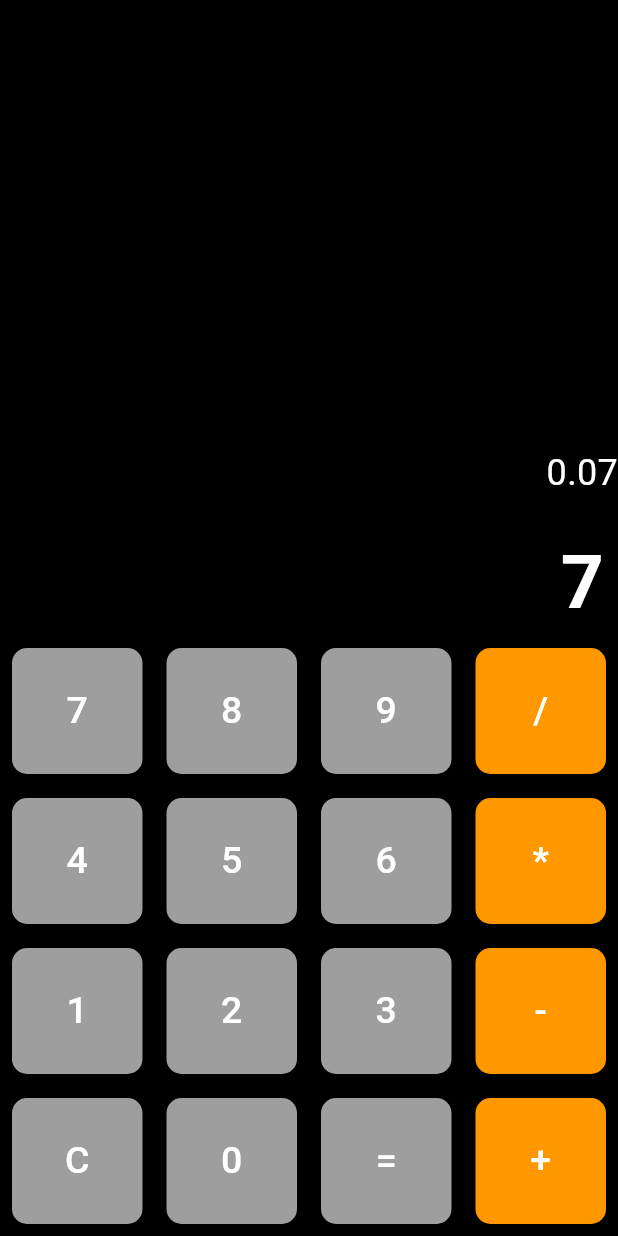
After one commit to muhitabdullah579-droid/AndroidStudio-muhit-from-hamza-pc, a Flutter app: the screen it shows after launch, after a tap on an icon or button, on a phone screen of 412 x 824 dp. The commit adds this screen. Run offline on Flutter 3.47's test engine with Material 3 defaults, Android fonts, the phone set to English and light mode, and no system bars; our stand-ins replace flutter_screenutil; network calls fail.

Commit message:
just change in project

```diff
--- a/lib/Module 12/Travel_View/travelhomescreen2.dart
+++ b/lib/Module 12/Travel_View/travelhomescreen2.dart
@@ -87,20 +87,20 @@ class TravelHomeScreen2 extends StatelessWidget {
 
             SizedBox(height: 10),
             packageCard(
-              "assets/OIP (1).webp",
+              "assets/GettyImages-559699279-58f4f3cb5f9b582c4dfb1b29.jpg",
               "Romantic Paris Trip",
               799,
             ),
 
             SizedBox(height: 20),
             packageCard(
-              "assets/OIP (1).webp",
+              "assets/R.gif",
               "Romantic Maldives Trip",
               799,
             ),
             SizedBox(height: 20),
             packageCard(
-              "assets/OIP (1).webp",
+              "assets/OIP (3).webp",
               "Romantic Dubai Trip",
               799,
             ),
--- a/lib/Module 12/navigation.dart
+++ b/lib/Module 12/navigation.dart
@@ -5,6 +5,7 @@ import '../Module 11/gridview_and_navigation.dart';
 import '../Module 11/list.dart';
 import '../Module 11/stack_and_navigation.dart';
 import 'Travel_View/TravelHomeScreen.dart';
+import 'Travel_View/travelhomescreen2.dart';
 
 class BottomNev extends StatefulWidget {
   const BottomNev({super.key});
@@ -16,7 +17,7 @@ class BottomNev extends StatefulWidget {
 class _BottomNevState extends State<BottomNev> {
   int _selectedIndex = 0;
   List pages = [
-    TravelHomeScreen(),
+    TravelHomeScreen2(),
     Gridview(),
     ClassList(),
     Account(),
--- /dev/null
+++ b/lib/Module 15/BuildWidget/buildbutton.dart
@@ -0,0 +1,39 @@
+import 'package:flutter/material.dart';
+class BuildButton extends StatelessWidget {
+  String text;
+  Color ? color;
+  final VoidCallback onClick;
+
+  BuildButton({
+    super.key,
+    required this.text,
+    this.color,
+    required this.onClick
+  });
+
+  @override
+  Widget build(BuildContext context) {
+    return Expanded(
+      child: Padding(
+        padding: const EdgeInsets.all(8.0),
+        child: ElevatedButton(
+            style: ElevatedButton.styleFrom(
+                padding: EdgeInsets.all(24),
+                shape: RoundedRectangleBorder(
+                    borderRadius: BorderRadius.circular(10)
+                ),
+                backgroundColor: color ?? Colors.grey
+            ),
+
+            onPressed: onClick,
+            child: Text(text,
+              style: TextStyle(
+                  fontSize:25,
+                  color:Colors.white
+              ),
+            )
+        ),
+      ),
+    );
+  }
+}
--- /dev/null
+++ b/lib/Module 15/calcualtor.dart
@@ -0,0 +1,156 @@
+import 'package:flutter/material.dart';
+
+import 'BuildWidget/buildbutton.dart';
+
+class Calculator extends StatefulWidget {
+  const Calculator({super.key});
+
+  @override
+  State<Calculator> createState() => _CalculatorState();
+}
+
+class _CalculatorState extends State<Calculator> {
+  double num1 = 0;
+  double num2 = 0;
+  String _input = "0";
+  String _output = "0";
+  String _oprt = "";
+
+  void buttonFunc(String value) {
+    setState(() {
+      // CLEAR
+      if (value == 'C') {
+        _input = '';
+        _output = '0';
+        num1 = 0;
+        num2 = 0;
+        _oprt = '';
+        return;
+      }
+
+      // OPERATOR
+      if (['+', '-', '*', '/'].contains(value)) {
+        if (_input.isEmpty) return;
+
+        num1 = double.parse(_input);
+        _oprt = value;
+        _input = '';
+        _output = num1.toString();
+        return;
+      }
+
+      // EQUAL
+      if (value == '=') {
+        if (_input.isEmpty || _oprt.isEmpty) return;
+
+        num2 = double.parse(_input);
+
+        if (_oprt == '+') {
+          _output = (num1 + num2).toString();
+        } else if (_oprt == '-') {
+          _output = (num1 - num2).toString();
+        } else if (_oprt == '*') {
+          _output = (num1 * num2).toString();
+        } else if (_oprt == '/') {
+          _output =
+          num2 == 0 ? 'Cannot divide by 0' : (num1 / num2).toString();
+        }
+
+        _input = '';
+        _oprt = '';
+        return;
+      }
+
+      // NUMBER
+      if (_input.isEmpty || _input == '0') {
+        _input = value;
+      } else {
+        _input += value;
+      }
+
+      _output = _input;
+    });
+  }
+
+  @override
+  Widget build(BuildContext context) {
+    return Scaffold(
+      backgroundColor: Colors.black,
+      body: Column(
+        children: [
+          Expanded(
+            child: Container(
+              alignment: Alignment.bottomRight,
+              child: Column(
+                mainAxisAlignment: MainAxisAlignment.end,
+                children: [
+                  Text(
+                    '$num1$_oprt$_input',
+                    style: TextStyle(color: Colors.white, fontSize: 24),
+                  ),
+                  SizedBox(height: 20),
+                  Text(
+                    _output,
+                    style: TextStyle(
+                      fontSize: 50,
+                      fontWeight: FontWeight.bold,
+                      color: Colors.white,
+                    ),
+                  ),
+                ],
+              ),
+            ),
+          ),
+          Row(
+            children: [
+              BuildButton(text: '7', onClick: ()=>buttonFunc('7')),
+              BuildButton(text: '8', onClick: ()=>buttonFunc('8')),
+              BuildButton(text: '9', onClick: ()=>buttonFunc('9')),
+              BuildButton(
+                text: '/',
+                color: Colors.orange,
+                onClick: ()=>buttonFunc('/'),
+              ),
+            ],
+          ),
+          Row(
+            children: [
+              BuildButton(text: '4', onClick: ()=>buttonFunc('4')),
+              BuildButton(text: '5', onClick: ()=>buttonFunc('5')),
+              BuildButton(text: '6', onClick: ()=>buttonFunc('6')),
+              BuildButton(
+                text: '*',
+                color: Colors.orange,
+                onClick: ()=>buttonFunc('*'),
+              ),
+            ],
+          ),
+          Row(
+            children: [
+              BuildButton(text: '1', onClick: ()=>buttonFunc('1')),
+              BuildButton(text: '2', onClick: ()=>buttonFunc('2')),
+              BuildButton(text: '3', onClick: ()=>buttonFunc('3')),
+              BuildButton(
+                text: '-',
+                color: Colors.orange,
+                onClick: ()=>buttonFunc('-'),
+              ),
+            ],
+          ),
+          Row(
+            children: [
+              BuildButton(text: 'C', onClick: ()=>buttonFunc('C')),
+              BuildButton(text: '0', onClick: ()=>buttonFunc('0')),
+              BuildButton(text: '=', onClick: ()=>buttonFunc('=')),
+              BuildButton(
+                text: '+',
+                color: Colors.orange,
+                onClick: ()=>buttonFunc('+'),
+              ),
+            ],
+          ),
+        ],
+      ),
+    );
+  }
+}
--- a/lib/travelapp.dart
+++ b/lib/travelapp.dart
@@ -15,6 +15,8 @@ import 'Module 12/tab_bar.dart';
 import 'Module 14/res layout.dart';
 import 'Module 14/responsiveness.dart';
 import 'Module 14/usecase_of_list.dart';
+import 'Module 15/calcualtor.dart';
+import 'Module 15/fav_button.dart';
 import 'Module 15/state.dart';
 
 
@@ -48,7 +50,7 @@ class MyTravelApp extends StatelessWidget{
             //
             // ),
             title: 'Finzy Travel Agency',
-            home:  state(),
+            home:  Calculator(),
 
             routes: {
               '/home': (context) => ImageStack(),
```
Also changed, not shown: lib/Module 12/tab_bar.dart (+25 -21 lines), lib/Module 14/usecase_of_list.dart (+7 -5 lines), lib/Module 15/fav_button.dart (+55 -4 lines), lib/Module 15/lifecycle.dart (added, +43 -0 lines), assets/GettyImages-559699279-58f4f3cb5f9b582c4dfb1b29.jpg (added), assets/OIP (3).webp (added), assets/R.gif (added).
